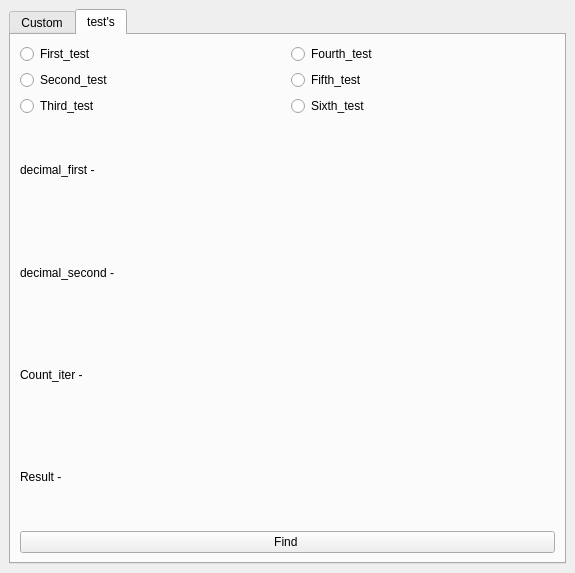
The window that UI_lab8.ui (dejavu284/bitwise_operations) describes before a commit, drawn with Qt 5.
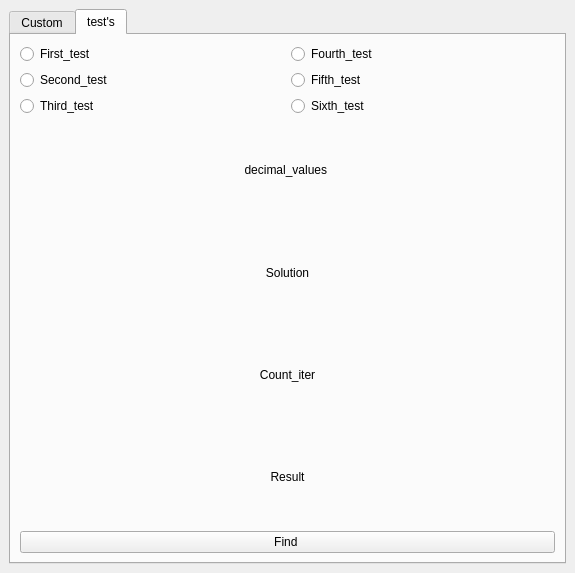
The same window after the commit. The open tabs and pages were chosen to show the change.

Commit message: lab is done

```diff
--- a/UI_lab8.ui
+++ b/UI_lab8.ui
@@ -125,21 +125,21 @@
           <item>
            <layout class="QGridLayout" name="gridLayout">
             <item row="3" column="1">
-             <widget class="QRadioButton" name="radioButton_5">
+             <widget class="QRadioButton" name="radioButton_6">
               <property name="text">
                <string>Sixth_test</string>
               </property>
              </widget>
             </item>
             <item row="3" column="0">
-             <widget class="QRadioButton" name="radioButton_2">
+             <widget class="QRadioButton" name="radioButton_3">
               <property name="text">
                <string>Third_test</string>
               </property>
              </widget>
             </item>
             <item row="1" column="0">
-             <widget class="QRadioButton" name="radioButton_3">
+             <widget class="QRadioButton" name="radioButton_1">
               <property name="text">
                <string>First_test</string>
               </property>
@@ -153,14 +153,14 @@
              </widget>
             </item>
             <item row="2" column="0">
-             <widget class="QRadioButton" name="radioButton">
+             <widget class="QRadioButton" name="radioButton_2">
               <property name="text">
                <string>Second_test</string>
               </property>
              </widget>
             </item>
             <item row="2" column="1">
-             <widget class="QRadioButton" name="radioButton_6">
+             <widget class="QRadioButton" name="radioButton_5">
               <property name="text">
                <string>Fifth_test</string>
               </property>
@@ -171,14 +171,20 @@
           <item>
            <widget class="QLabel" name="some_output_5">
             <property name="text">
-             <string>decimal_first - </string>
+             <string>decimal_values </string>
+            </property>
+            <property name="alignment">
+             <set>Qt::AlignCenter</set>
             </property>
            </widget>
           </item>
           <item>
            <widget class="QLabel" name="some_output_6">
             <property name="text">
-             <string>decimal_second - </string>
+             <string>Solution</string>
+            </property>
+            <property name="alignment">
+             <set>Qt::AlignCenter</set>
             </property>
            </widget>
           </item>
@@ -188,14 +194,20 @@
              <bool>true</bool>
             </property>
             <property name="text">
-             <string>Count_iter - </string>
+             <string>Count_iter</string>
+            </property>
+            <property name="alignment">
+             <set>Qt::AlignCenter</set>
             </property>
            </widget>
           </item>
           <item>
            <widget class="QLabel" name="some_output_8">
             <property name="text">
-             <string>Result - </string>
+             <string>Result</string>
+            </property>
+            <property name="alignment">
+             <set>Qt::AlignCenter</set>
             </property>
            </widget>
           </item>
```
Left out of the diff: 22 changed lines with no effect on the pictures. The commit also changes 1 other file.
